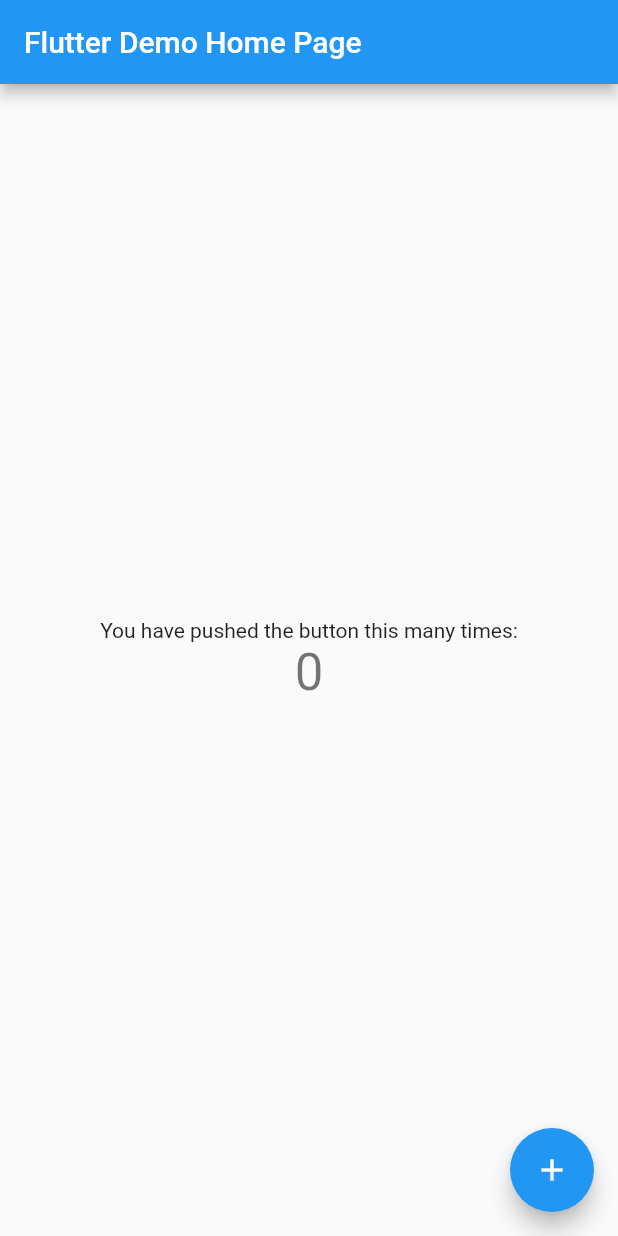
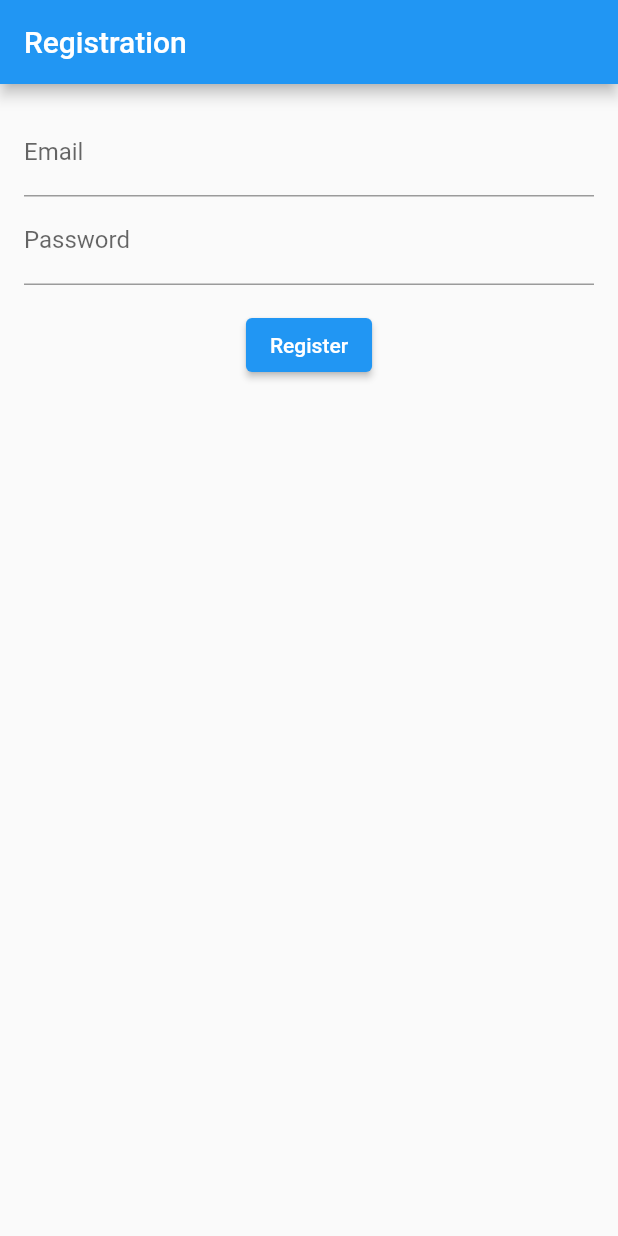
Before and after one commit to SydneySoita/Auth-django-flutter, a Flutter app: the screen it shows after launch, on a phone screen of 412 x 824 dp. Run offline on Flutter 3.47's test engine with Material 2 defaults, Android fonts, the phone set to English and light mode, and no system bars.

Commit message:
django-flutter-auth application

```diff
--- a/authfrontend/lib/main.dart
+++ b/authfrontend/lib/main.dart
@@ -1,115 +1,21 @@
+import 'dart:convert';
+import 'package:authfrontend/register.dart';
 import 'package:flutter/material.dart';
+import 'package:http/http.dart' as http;
 
 void main() {
-  runApp(const MyApp());
+  runApp(MyApp());
 }
 
 class MyApp extends StatelessWidget {
-  const MyApp({super.key});
-
-  // This widget is the root of your application.
   @override
   Widget build(BuildContext context) {
     return MaterialApp(
-      title: 'Flutter Demo',
+      title: 'Authentication App',
       theme: ThemeData(
-        // This is the theme of your application.
-        //
-        // Try running your application with "flutter run". You'll see the
-        // application has a blue toolbar. Then, without quitting the app, try
-        // changing the primarySwatch below to Colors.green and then invoke
-        // "hot reload" (press "r" in the console where you ran "flutter run",
-        // or simply save your changes to "hot reload" in a Flutter IDE).
-        // Notice that the counter didn't reset back to zero; the application
-        // is not restarted.
         primarySwatch: Colors.blue,
       ),
-      home: const MyHomePage(title: 'Flutter Demo Home Page'),
+      home: RegistrationScreen(),
     );
   }
 }
-
-class MyHomePage extends StatefulWidget {
-  const MyHomePage({super.key, required this.title});
-
-  // This widget is the home page of your application. It is stateful, meaning
-  // that it has a State object (defined below) that contains fields that affect
-  // how it looks.
-
-  // This class is the configuration for the state. It holds the values (in this
-  // case the title) provided by the parent (in this case the App widget) and
-  // used by the build method of the State. Fields in a Widget subclass are
-  // always marked "final".
-
-  final String title;
-
-  @override
-  State<MyHomePage> createState() => _MyHomePageState();
-}
-
-class _MyHomePageState extends State<MyHomePage> {
-  int _counter = 0;
-
-  void _incrementCounter() {
-    setState(() {
-      // This call to setState tells the Flutter framework that something has
-      // changed in this State, which causes it to rerun the build method below
-      // so that the display can reflect the updated values. If we changed
-      // _counter without calling setState(), then the build method would not be
-      // called again, and so nothing would appear to happen.
-      _counter++;
-    });
-  }
-
-  @override
-  Widget build(BuildContext context) {
-    // This method is rerun every time setState is called, for instance as done
-    // by the _incrementCounter method above.
-    //
-    // The Flutter framework has been optimized to make rerunning build methods
-    // fast, so that you can just rebuild anything that needs updating rather
-    // than having to individually change instances of widgets.
-    return Scaffold(
-      appBar: AppBar(
-        // Here we take the value from the MyHomePage object that was created by
-        // the App.build method, and use it to set our appbar title.
-        title: Text(widget.title),
-      ),
-      body: Center(
-        // Center is a layout widget. It takes a single child and positions it
-        // in the middle of the parent.
-        child: Column(
-          // Column is also a layout widget. It takes a list of children and
-          // arranges them vertically. By default, it sizes itself to fit its
-          // children horizontally, and tries to be as tall as its parent.
-          //
-          // Invoke "debug painting" (press "p" in the console, choose the
-          // "Toggle Debug Paint" action from the Flutter Inspector in Android
-          // Studio, or the "Toggle Debug Paint" command in Visual Studio Code)
-          // to see the wireframe for each widget.
-          //
-          // Column has various properties to control how it sizes itself and
-          // how it positions its children. Here we use mainAxisAlignment to
-          // center the children vertically; the main axis here is the vertical
-          // axis because Columns are vertical (the cross axis would be
-          // horizontal).
-          mainAxisAlignment: MainAxisAlignment.center,
-          children: <Widget>[
-            const Text(
-              'You have pushed the button this many times:',
-            ),
-            Text(
-              '$_counter',
-              style: Theme.of(context).textTheme.headlineMedium,
-            ),
-          ],
-        ),
-      ),
-      floatingActionButton: FloatingActionButton(
-        onPressed: _incrementCounter,
-        tooltip: 'Increment',
-        child: const Icon(Icons.add),
-      ), // This trailing comma makes auto-formatting nicer for build methods.
-    );
-  }
-}
--- /dev/null
+++ b/authfrontend/lib/register.dart
@@ -0,0 +1,98 @@
+import 'dart:convert';
+import 'package:authfrontend/login.dart';
+import 'package:authfrontend/register.dart';
+import 'package:flutter/material.dart';
+import 'package:http/http.dart' as http;
+
+class RegistrationScreen extends StatelessWidget {
+  final TextEditingController emailController = TextEditingController();
+  final TextEditingController passwordController = TextEditingController();
+
+  void registerUser(BuildContext context) async {
+    final url = 'http://127.0.0.1:8000/api/register/';
+
+    final response = await http.post(
+      Uri.parse(url),
+      body: {
+        'email': emailController.text,
+        'password': passwordController.text,
+      },
+    );
+
+    if (response.statusCode == 200) {
+      // Registration successful, navigate to login screen
+      Navigator.push(
+        context,
+        MaterialPageRoute(builder: (context) => LoginScreen()),
+      );
+    } else {
+      // Registration failed, display error message
+      showDialog(
+        context: context,
+        builder: (context) => AlertDialog(
+          title: Text('Registration Failed'),
+          content: Text('Failed to register user'),
+          actions: [
+            TextButton(
+              child: Text('OK'),
+              onPressed: () => Navigator.pop(context),
+            ),
+          ],
+        ),
+      );
+    }
+
+    // try {
+
+    // } catch (e) {
+    //   // Handle network or API errors
+    //   showDialog(
+    //     context: context,
+    //     builder: (context) => AlertDialog(
+    //       title: Text('Error'),
+    //       content: Text('Failed to connect to the server'),
+    //       actions: [
+    //         TextButton(
+    //           child: Text('OK'),
+    //           onPressed: () => Navigator.pop(context),
+    //         ),
+    //       ],
+    //     ),
+    //   );
+    // }
+  }
+
+  @override
+  Widget build(BuildContext context) {
+    return Scaffold(
+      appBar: AppBar(
+        title: Text('Registration'),
+      ),
+      body: Padding(
+        padding: EdgeInsets.all(16.0),
+        child: Column(
+          children: [
+            TextField(
+              controller: emailController,
+              decoration: InputDecoration(
+                labelText: 'Email',
+              ),
+            ),
+            TextField(
+              controller: passwordController,
+              decoration: InputDecoration(
+                labelText: 'Password',
+              ),
+              obscureText: true,
+            ),
+            SizedBox(height: 16.0),
+            ElevatedButton(
+              onPressed: () => registerUser(context),
+              child: Text('Register'),
+            ),
+          ],
+        ),
+      ),
+    );
+  }
+}
--- a/authfrontend/pubspec.yaml
+++ b/authfrontend/pubspec.yaml
@@ -35,6 +35,7 @@
   # The following adds the Cupertino Icons font to your application.
   # Use with the CupertinoIcons class for iOS style icons.
   cupertino_icons: ^1.0.2
+  http: ^0.13.6
 
 dev_dependencies:
   flutter_test:
```
Also changed, not shown: authfrontend/lib/login.dart (added, +104 -0 lines), authfrontend/pubspec.lock, 11 other files.
